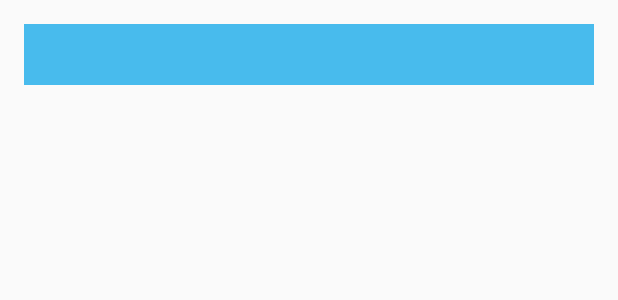
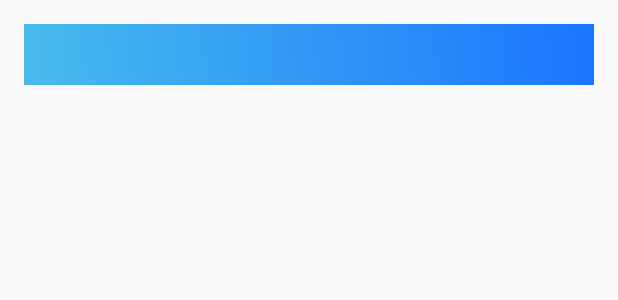
Before and after one commit to UBIBIK/Mogu, an Android app: the layout group_item.xml on its own in the app's theme, with its tools: preview values and no code run, on a phone screen of 412 x 824 dp. Shown: the top 300 px of the screen. Run offline under Robolectric (Android 15) with nearby library versions, the phone set to English and light mode, and no system bars.

Commit message:
2024-07-22 그룹 관리 UI개선

```diff
--- /dev/null
+++ b/app/src/main/res/drawable/gradient_background.xml
@@ -0,0 +1,8 @@
+<!-- res/drawable/gradient_background.xml -->
+<shape xmlns:android="http://schemas.android.com/apk/res/android">
+    <gradient
+        android:angle="45"
+        android:startColor="#48bbed"
+        android:endColor="#1a75ff"
+        android:type="linear"/>
+</shape>
--- /dev/null
+++ b/app/src/main/res/drawable/rounded_button_blue.xml
@@ -0,0 +1,5 @@
+<shape xmlns:android="http://schemas.android.com/apk/res/android">
+    <solid android:color="#48bbed"/>
+    <corners android:radius="8dp"/>
+    <padding android:left="8dp" android:top="8dp" android:right="8dp" android:bottom="8dp"/>
+</shape>
--- /dev/null
+++ b/app/src/main/res/drawable/rounded_button_red.xml
@@ -0,0 +1,5 @@
+<shape xmlns:android="http://schemas.android.com/apk/res/android">
+    <solid android:color="@android:color/holo_red_light"/>
+    <corners android:radius="8dp"/>
+    <padding android:left="8dp" android:top="8dp" android:right="8dp" android:bottom="8dp"/>
+</shape>
--- a/app/src/main/res/layout/group_item.xml
+++ b/app/src/main/res/layout/group_item.xml
@@ -21,14 +21,15 @@
             android:textSize="18sp"
             android:textStyle="bold"
             android:padding="8dp"
-            android:background="#48bbed"
+            android:background="@drawable/gradient_background"
             android:textColor="#ffffff"/>
 
         <Button
             android:id="@+id/btn_manage_schedule"
             android:layout_width="wrap_content"
-            android:layout_height="wrap_content"
+            android:layout_height="40dp"
             android:text="일정관리"
+            android:background="@drawable/banner_background"
             android:visibility="gone" />
     </LinearLayout>
 
@@ -40,7 +41,7 @@
         android:layout_height="wrap_content"
         android:visibility="gone"
         android:padding="8dp"
-        android:background="#f0f0f0">
+        android:background="#ffffff">
 
         <!-- 그룹 멤버 리스트 -->
         <LinearLayout
@@ -58,22 +59,31 @@
             android:layout_height="wrap_content"
             android:text="그룹 삭제"
             android:visibility="gone"
-            android:background="@android:color/holo_red_light"
+            android:background="@drawable/rounded_button_red"
             android:textColor="@android:color/white"
-            android:padding="4dp" />
+            android:padding="4dp"
+            android:layout_margin="8dp"/>
 
         <!-- 초대코드 복사 버튼 -->
         <Button
             android:id="@+id/btn_copy_invite_code"
             android:layout_width="match_parent"
             android:layout_height="wrap_content"
-            android:text="초대코드 복사" />
+            android:text="초대코드 복사"
+            android:background="@drawable/rounded_button_blue"
+            android:textColor="#ffffff"
+            android:padding="4dp"
+            android:layout_margin="8dp"/>
 
         <!-- 닫기 버튼 -->
         <Button
             android:id="@+id/btn_close"
             android:layout_width="match_parent"
             android:layout_height="wrap_content"
-            android:text="닫기" />
+            android:text="닫기"
+            android:background="@drawable/rounded_button_blue"
+            android:textColor="#ffffff"
+            android:padding="4dp"
+            android:layout_margin="8dp"/>
     </LinearLayout>
 </LinearLayout>
--- a/app/src/main/res/layout/group_member_item.xml
+++ b/app/src/main/res/layout/group_member_item.xml
@@ -18,6 +18,6 @@
         android:layout_height="wrap_content"
         android:text="삭제"
         android:visibility="gone"
-        android:background="@android:color/holo_red_light"
+        android:background="@drawable/rounded_button_red"
         android:textColor="@android:color/white"/>
 </LinearLayout>
```
Also changed, not shown: app/src/main/java/com/example/mogu/custom/GroupAdapter.java (+22 -5 lines).
